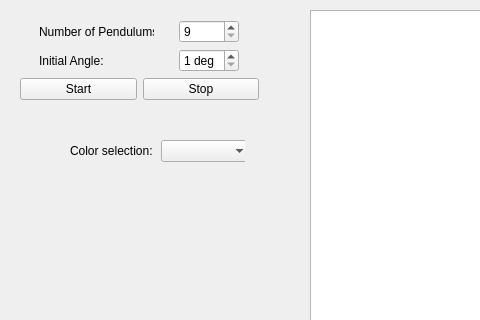
The window that Widget.ui (LuisCarlosRojasTorres/PendulumWavesSimulator) describes before a commit, drawn with Qt 5; both pictures show x 0 to 480 and y 0 to 320 of the 823 by 723 pixel window.
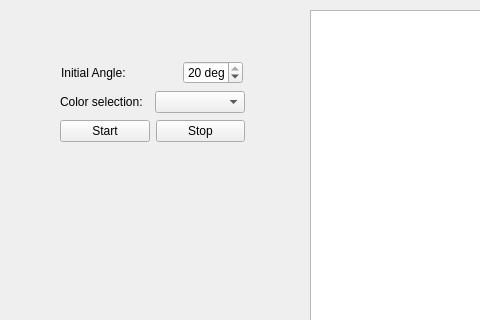
The same window after the commit.

Commit message:
Implementado o InitialAngle spinBox
- Foram ajustados os valor do máximo periodos por minuto de 26 para 65.
- Foram introducidas as variaveis timeIncrement para dar significado aos métodos da clase PendulumScene
-  O spinBox initialAngle modifica em tempo real o angulo de partida do pendulo.

What changed in the file:
```diff
--- a/Widget.ui
+++ b/Widget.ui
@@ -35,79 +35,17 @@
     </size>
    </property>
   </widget>
-  <widget class="QWidget" name="layoutWidget">
+  <widget class="QWidget" name="">
    <property name="geometry">
     <rect>
-     <x>20</x>
-     <y>20</y>
-     <width>239</width>
-     <height>81</height>
+     <x>60</x>
+     <y>60</y>
+     <width>185</width>
+     <height>83</height>
     </rect>
    </property>
-   <layout class="QGridLayout" name="gridLayout">
-    <item row="2" column="0">
-     <widget class="QPushButton" name="pB_start">
-      <property name="text">
-       <string>Start</string>
-      </property>
-     </widget>
-    </item>
-    <item row="2" column="1">
-     <widget class="QPushButton" name="pB_stop">
-      <property name="text">
-       <string>Stop</string>
-      </property>
-     </widget>
-    </item>
-    <item row="0" column="0" colspan="2">
-     <layout class="QHBoxLayout" name="horizontalLayout">
+   <layout class="QVBoxLayout" name="verticalLayout">
       <item>
-       <widget class="QLabel" name="label">
-        <property name="minimumSize">
-         <size>
-          <width>115</width>
-          <height>0</height>
-         </size>
-        </property>
-        <property name="maximumSize">
-         <size>
-          <width>115</width>
-          <height>16777215</height>
-         </size>
-        </property>
-        <property name="text">
-         <string>Number of Pendulums: </string>
-        </property>
-       </widget>
-      </item>
-      <item>
-       <widget class="QSpinBox" name="sB_numOfPendulums">
-        <property name="minimumSize">
-         <size>
-          <width>60</width>
-          <height>0</height>
-         </size>
-        </property>
-        <property name="maximumSize">
-         <size>
-          <width>60</width>
-          <height>16777215</height>
-         </size>
-        </property>
-        <property name="minimum">
-         <number>9</number>
-        </property>
-        <property name="maximum">
-         <number>24</number>
-        </property>
-        <property name="value">
-         <number>9</number>
-        </property>
-       </widget>
-      </item>
-     </layout>
-    </item>
-    <item row="1" column="0" colspan="2">
      <layout class="QHBoxLayout" name="horizontalLayout_2">
       <item>
        <widget class="QLabel" name="label_2">
@@ -146,26 +84,19 @@
          <string> deg</string>
         </property>
         <property name="minimum">
-         <number>1</number>
+         <number>5</number>
         </property>
         <property name="maximum">
-         <number>10</number>
+         <number>20</number>
         </property>
+        <property name="value">
+         <number>20</number>
+        </property>
        </widget>
       </item>
      </layout>
     </item>
-   </layout>
-  </widget>
-  <widget class="QWidget" name="layoutWidget">
-   <property name="geometry">
-    <rect>
-     <x>70</x>
-     <y>140</y>
-     <width>175</width>
-     <height>22</height>
-    </rect>
-   </property>
+    <item>
    <layout class="QHBoxLayout" name="horizontalLayout_3">
     <item>
      <widget class="QLabel" name="label_3">
@@ -183,6 +114,26 @@
        </size>
       </property>
      </widget>
+      </item>
+     </layout>
+    </item>
+    <item>
+     <layout class="QHBoxLayout" name="horizontalLayout_4">
+      <item>
+       <widget class="QPushButton" name="pB_start">
+        <property name="text">
+         <string>Start</string>
+        </property>
+       </widget>
+      </item>
+      <item>
+       <widget class="QPushButton" name="pB_stop">
+        <property name="text">
+         <string>Stop</string>
+        </property>
+       </widget>
+      </item>
+     </layout>
     </item>
    </layout>
   </widget>
```
Lines whose indentation alone changed are shown as unchanged. The commit also changes 4 other files.
